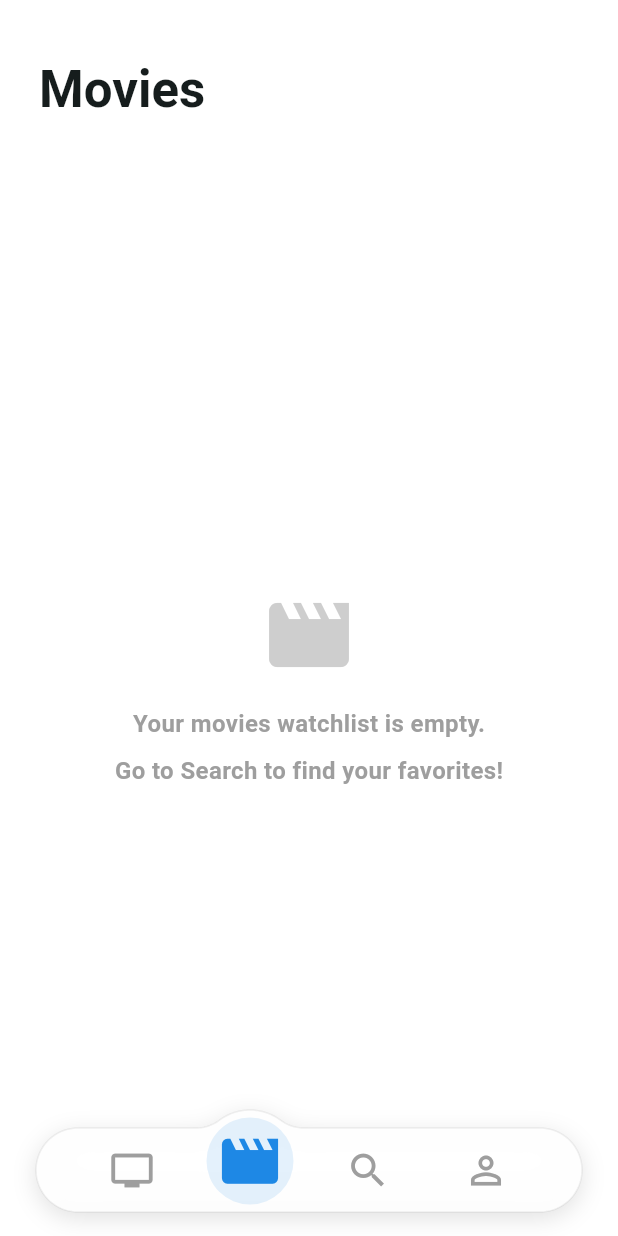
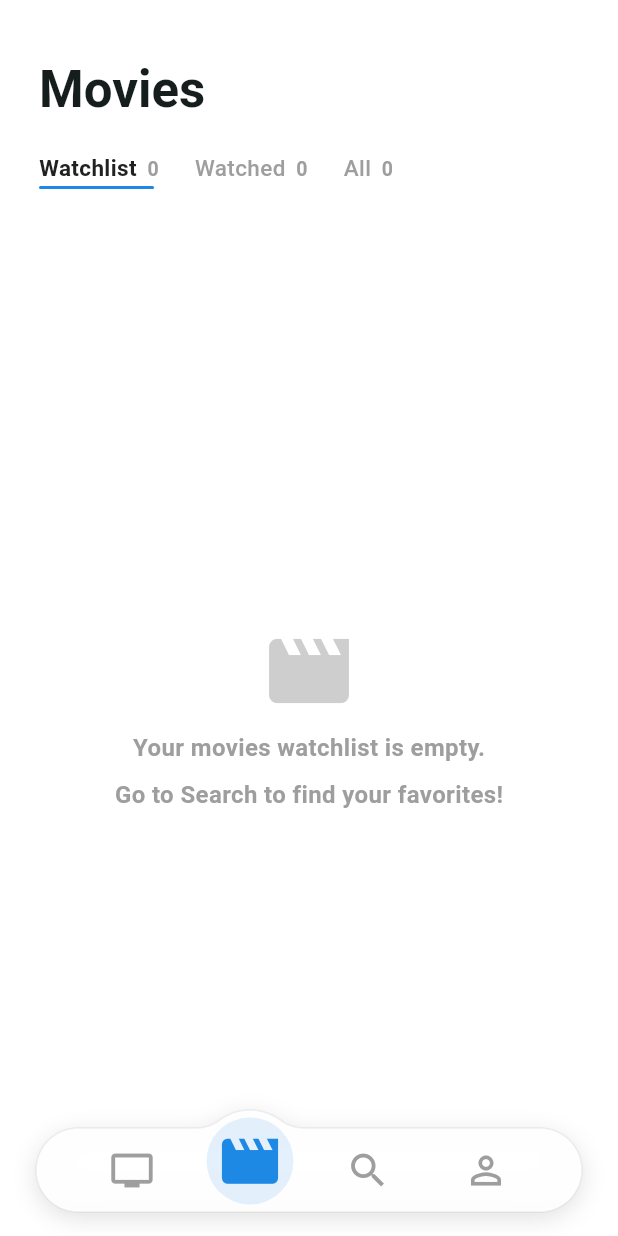
Before and after one commit to tamseg/watchlistgo, a Flutter app: the screen it shows after launch, swiped to page 2, on a phone screen of 412 x 824 dp. Run offline on Flutter 3.47's test engine with Material 3 defaults, Android fonts, the phone set to English and light mode, and no system bars; our stand-ins replace cached_network_image, cloud_firestore, connectivity_plus, firebase_auth, firebase_core, firebase_messaging and 8 more; missing offline and left inert: mcp_toolkit, shared_preferences_android; accounts and stored records are empty.

Commit message:
Feat: Add Watchlist / Watched / All views for movies

```diff
--- a/lib/screens/home_page.dart
+++ b/lib/screens/home_page.dart
@@ -1,5 +1,6 @@
 import 'dart:async';
 import 'package:material_ui/material_ui.dart';
+import '../models/tracked_title.dart';
 import '../services/watchlist_repository.dart';
 import '../widgets/floating_nav_bar.dart';
 import '../widgets/movie_card.dart';
@@ -37,25 +38,50 @@ class _HomePageState extends State<HomePage> {
       GlobalKey<SearchPageState>();
 
   List<int> followedSeriesIds = [];
-  List<int> followedMoviesIds = [];
-  late final StreamSubscription<Iterable<int>> _seriesSub;
-  late final StreamSubscription<Iterable<int>> _moviesSub;
+  List<MovieRecord> followedMovies = [];
+  late final StreamSubscription<List<int>> _seriesSub;
+  late final StreamSubscription<List<MovieRecord>> _moviesSub;
+
+  static final _movieViews = [
+    WatchlistView<MovieRecord>(
+      label: 'Watchlist',
+      includes: (m) => m.status == MovieStatus.watchlist,
+      emptyMessage: 'Nothing left to watch.',
+    ),
+    WatchlistView<MovieRecord>(
+      label: 'Watched',
+      includes: (m) => m.status == MovieStatus.watched,
+      emptyMessage: 'No watched movies yet.',
+    ),
+    WatchlistView<MovieRecord>(
+      label: 'All',
+      includes: (_) => true,
+      emptyMessage: 'No movies yet.',
+    ),
+  ];
 
   @override
   void initState() {
     super.initState();
     _pageController = PageController();
 
-    followedSeriesIds = widget.repository.currentSeriesIds.toList();
-    followedMoviesIds = widget.repository.currentMoviesIds.toList();
+    followedSeriesIds = widget.repository.currentSeriesIds;
+    followedMovies = widget.repository.currentMovies;
 
     _seriesSub = widget.repository.seriesStream.listen((ids) {
-      if (mounted) setState(() => followedSeriesIds = ids.toList());
+      if (mounted) setState(() => followedSeriesIds = ids);
     });
-    _moviesSub = widget.repository.moviesStream.listen((ids) {
-      if (mounted) setState(() => followedMoviesIds = ids.toList());
+    _moviesSub = widget.repository.moviesStream.listen((movies) {
+      if (mounted) setState(() => followedMovies = movies);
     });
   }
+
+  void _toggleWatched(MovieRecord movie) => widget.repository.setMovieStatus(
+    movie.tmdbId,
+    movie.status == MovieStatus.watched
+        ? MovieStatus.watchlist
+        : MovieStatus.watched,
+  );
 
   void _addSeries(int id, String? title) =>
       widget.repository.addSeries(id, title: title);
@@ -117,9 +143,9 @@ class _HomePageState extends State<HomePage> {
         onPageChanged: _onPageChanged,
         children: [
           _KeepAlivePage(
-            child: WatchlistPage(
+            child: WatchlistPage<int>(
               title: 'Series',
-              ids: followedSeriesIds,
+              items: followedSeriesIds,
               emptyIcon: Icons.tv,
               emptyLabel: 'series',
               itemBuilder: (id) => SeriesCard(
@@ -130,15 +156,18 @@ class _HomePageState extends State<HomePage> {
             ),
           ),
           _KeepAlivePage(
-            child: WatchlistPage(
+            child: WatchlistPage<MovieRecord>(
               title: 'Movies',
-              ids: followedMoviesIds,
+              items: followedMovies,
               emptyIcon: Icons.movie,
               emptyLabel: 'movies',
-              itemBuilder: (id) => MovieCard(
-                key: ValueKey('movie_$id'),
-                movieId: id,
-                onRemove: () => _removeMovie(id),
+              views: _movieViews,
+              itemBuilder: (movie) => MovieCard(
+                key: ValueKey('movie_${movie.tmdbId}'),
+                movieId: movie.tmdbId,
+                watched: movie.status == MovieStatus.watched,
+                onToggleWatched: () => _toggleWatched(movie),
+                onRemove: () => _removeMovie(movie.tmdbId),
               ),
             ),
           ),
@@ -146,7 +175,7 @@ class _HomePageState extends State<HomePage> {
             child: SearchPage(
               key: _searchPageKey,
               followedSeriesIds: followedSeriesIds,
-              followedMoviesIds: followedMoviesIds,
+              followedMoviesIds: [for (final m in followedMovies) m.tmdbId],
               onAddSeries: _addSeries,
               onAddMovie: _addMovie,
             ),
--- a/lib/screens/watchlist_page.dart
+++ b/lib/screens/watchlist_page.dart
@@ -1,48 +1,74 @@
 import 'package:material_ui/material_ui.dart';
 import '../theme/app_theme.dart';
+import '../widgets/view_selector.dart';
 
 const double _expandedHeaderHeight = 92.0;
 const double _collapsedBarHeight = 44.0;
 const double _expandedTitleSize = 34.0;
 const double _collapsedTitleSize = 18.0;
 const double _titleBottomPadding = 11.0;
+const double _contentInset = 26.0;
 
-class WatchlistPage extends StatelessWidget {
+class WatchlistView<T> {
+  final String label;
+  final bool Function(T item) includes;
+  final String emptyMessage;
+
+  const WatchlistView({
+    required this.label,
+    required this.includes,
+    required this.emptyMessage,
+  });
+}
+
+class WatchlistPage<T> extends StatefulWidget {
   final String title;
-  final List<int> ids;
+  final List<T> items;
   final IconData emptyIcon;
   final String emptyLabel;
-  final Widget Function(int id) itemBuilder;
+  final Widget Function(T item) itemBuilder;
+  final List<WatchlistView<T>> views;
 
   const WatchlistPage({
     required this.title,
-    required this.ids,
+    required this.items,
     required this.emptyIcon,
     required this.emptyLabel,
     required this.itemBuilder,
+    this.views = const [],
     super.key,
   });
 
-  Widget _buildEmptyState() {
+  @override
+  State<WatchlistPage<T>> createState() => _WatchlistPageState<T>();
+}
+
+class _WatchlistPageState<T> extends State<WatchlistPage<T>> {
+  int _selectedView = 0;
+
+  WatchlistView<T>? get _view =>
+      widget.views.isEmpty ? null : widget.views[_selectedView];
+
+  Widget _buildEmptyState(List<String> lines) {
     return Center(
       child: Column(
         mainAxisAlignment: MainAxisAlignment.center,
         children: [
           Icon(
-            emptyIcon,
+            widget.emptyIcon,
             size: 64,
             color: AppTheme.metaIconColor.withValues(alpha: 0.5),
           ),
-          const SizedBox(height: 16),
-          Text(
-            'Your $emptyLabel watchlist is empty.',
-            style: const TextStyle(color: AppTheme.metaIconColor, fontSize: 16),
-          ),
-          const SizedBox(height: 8),
-          const Text(
-            'Go to Search to find your favorites!',
-            style: TextStyle(color: AppTheme.metaIconColor, fontSize: 16),
-          ),
+          for (final line in lines) ...[
+            const SizedBox(height: 8),
+            Text(
+              line,
+              style: const TextStyle(
+                color: AppTheme.metaIconColor,
+                fontSize: 16,
+              ),
+            ),
+          ],
         ],
       ),
     );
@@ -51,6 +77,39 @@ class WatchlistPage extends StatelessWidget {
   @override
   Widget build(BuildContext context) {
     final pageColor = Theme.of(context).scaffoldBackgroundColor;
+    final view = _view;
+    final visible = view == null
+        ? widget.items
+        : widget.items.where(view.includes).toList();
+    final selectorHeight = view == null ? 0.0 : viewSelectorHeight;
+
+    final Widget content;
+    if (widget.items.isEmpty) {
+      content = SliverFillRemaining(
+        hasScrollBody: false,
+        child: _buildEmptyState([
+          'Your ${widget.emptyLabel} watchlist is empty.',
+          'Go to Search to find your favorites!',
+        ]),
+      );
+    } else if (visible.isEmpty) {
+      content = SliverFillRemaining(
+        hasScrollBody: false,
+        child: _buildEmptyState([view!.emptyMessage]),
+      );
+    } else {
+      content = SliverPadding(
+        padding: EdgeInsets.fromLTRB(
+          14.0,
+          8.0,
+          14.0,
+          MediaQuery.paddingOf(context).bottom + 16.0,
+        ),
+        sliver: SliverList.list(
+          children: visible.map(widget.itemBuilder).toList(),
+        ),
+      );
+    }
 
     return Scaffold(
       appBar: AppBar(
@@ -65,7 +124,7 @@ class WatchlistPage extends StatelessWidget {
           SliverAppBar(
             primary: false,
             pinned: true,
-            expandedHeight: _expandedHeaderHeight,
+            expandedHeight: _expandedHeaderHeight + selectorHeight,
             toolbarHeight: _collapsedBarHeight,
             automaticallyImplyLeading: false,
             backgroundColor: pageColor,
@@ -74,32 +133,38 @@ class WatchlistPage extends StatelessWidget {
             scrolledUnderElevation: 0,
             flexibleSpace: FlexibleSpaceBar(
               centerTitle: false,
-              titlePadding: const EdgeInsetsDirectional.only(
-                start: 26.0,
-                bottom: _titleBottomPadding,
+              titlePadding: EdgeInsetsDirectional.only(
+                start: _contentInset,
+                bottom: _titleBottomPadding + selectorHeight,
               ),
               expandedTitleScale: _expandedTitleSize / _collapsedTitleSize,
               title: Text(
-                title,
+                widget.title,
                 style: const TextStyle(
                   fontSize: _collapsedTitleSize,
                   fontWeight: FontWeight.w700,
                 ),
               ),
             ),
+            bottom: view == null
+                ? null
+                : PreferredSize(
+                    preferredSize: const Size.fromHeight(viewSelectorHeight),
+                    child: Padding(
+                      padding: const EdgeInsets.only(left: _contentInset),
+                      child: ViewSelector(
+                        labels: [for (final v in widget.views) v.label],
+                        counts: [
+                          for (final v in widget.views)
+                            widget.items.where(v.includes).length,
+                        ],
+                        selected: _selectedView,
+                        onSelected: (i) => setState(() => _selectedView = i),
+                      ),
+                    ),
+                  ),
           ),
-          if (ids.isEmpty)
-            SliverFillRemaining(hasScrollBody: false, child: _buildEmptyState())
-          else
-            SliverPadding(
-              padding: EdgeInsets.fromLTRB(
-                14.0,
-                8.0,
-                14.0,
-                MediaQuery.paddingOf(context).bottom + 16.0,
-              ),
-              sliver: SliverList.list(children: ids.map(itemBuilder).toList()),
-            ),
+          content,
         ],
       ),
     );
--- a/lib/services/watchlist_repository.dart
+++ b/lib/services/watchlist_repository.dart
@@ -23,7 +23,7 @@ class WatchlistRepository {
   final LibraryStore _store = LibraryStore();
 
   final _seriesController = StreamController<List<int>>.broadcast();
-  final _moviesController = StreamController<List<int>>.broadcast();
+  final _moviesController = StreamController<List<MovieRecord>>.broadcast();
   StreamSubscription<bool>? _connectivitySub;
 
   Map<int, MovieRecord> _movies = {};
@@ -49,17 +49,22 @@ class WatchlistRepository {
        _now = now ?? (() => DateTime.now().toUtc());
 
   Stream<List<int>> get seriesStream => _seriesController.stream;
-  Stream<List<int>> get moviesStream => _moviesController.stream;
+  Stream<List<MovieRecord>> get moviesStream => _moviesController.stream;
 
   List<int> get currentSeriesIds => _activeIds([
     for (final s in _series.values)
       if (!s.removed) (s.tmdbId, s.addedAt),
   ]);
 
-  List<int> get currentMoviesIds => _activeIds([
-    for (final m in _movies.values)
-      if (!m.removed) (m.tmdbId, m.addedAt),
-  ]);
+  List<MovieRecord> get currentMovies => List.unmodifiable(
+    _activeIds([
+      for (final m in _movies.values)
+        if (!m.removed) (m.tmdbId, m.addedAt),
+    ]).map((id) => _movies[id]!),
+  );
+
+  List<int> get currentMoviesIds =>
+      List.unmodifiable(currentMovies.map((m) => m.tmdbId));
 
   static List<int> _activeIds(List<(int, DateTime)> items) {
     items.sort((a, b) {
@@ -138,7 +143,7 @@ class WatchlistRepository {
   }
 
   void _emit() {
-    _moviesController.add(currentMoviesIds);
+    _moviesController.add(currentMovies);
     _seriesController.add(currentSeriesIds);
   }
 
@@ -179,6 +184,18 @@ class WatchlistRepository {
     final existing = _movies[id];
     if (existing == null || existing.removed) return;
     _movies[id] = existing.copyWith(removed: true);
+    await _changed(TitleKind.movie, id);
+  }
+
+  Future<void> setMovieStatus(int id, MovieStatus status) async {
+    final existing = _movies[id];
+    if (existing == null || existing.removed || existing.status == status) {
+      return;
+    }
+    _movies[id] = existing.copyWith(
+      status: status,
+      watchedAt: () => status == MovieStatus.watched ? _now() : null,
+    );
     await _changed(TitleKind.movie, id);
   }
 
--- /dev/null
+++ b/lib/widgets/view_selector.dart
@@ -0,0 +1,117 @@
+import 'package:material_ui/material_ui.dart';
+import '../theme/app_theme.dart';
+
+const double viewSelectorHeight = 40.0;
+
+class ViewSelector extends StatelessWidget {
+  final List<String> labels;
+  final List<int> counts;
+  final int selected;
+  final ValueChanged<int> onSelected;
+
+  const ViewSelector({
+    super.key,
+    required this.labels,
+    required this.counts,
+    required this.selected,
+    required this.onSelected,
+  });
+
+  @override
+  Widget build(BuildContext context) {
+    return SizedBox(
+      height: viewSelectorHeight,
+      child: Row(
+        children: [
+          for (var i = 0; i < labels.length; i++)
+            _ViewTab(
+              label: labels[i],
+              count: counts[i],
+              selected: i == selected,
+              onTap: () => onSelected(i),
+            ),
+        ],
+      ),
+    );
+  }
+}
+
+class _ViewTab extends StatelessWidget {
+  final String label;
+  final int count;
+  final bool selected;
+  final VoidCallback onTap;
+
+  const _ViewTab({
+    required this.label,
+    required this.count,
+    required this.selected,
+    required this.onTap,
+  });
+
+  @override
+  Widget build(BuildContext context) {
+    final color = selected ? AppTheme.darkTextColor : AppTheme.metaIconColor;
+    final text = TextSpan(
+      children: [
+        TextSpan(
+          text: label,
+          style: TextStyle(
+            fontSize: 15,
+            fontWeight: selected ? FontWeight.w700 : FontWeight.w500,
+            color: color,
+          ),
+        ),
+        TextSpan(
+          text: '  $count',
+          style: const TextStyle(fontSize: 13, color: AppTheme.metaIconColor),
+        ),
+      ],
+    );
+    final textWidth = (TextPainter(
+      text: text,
+      textDirection: Directionality.of(context),
+      textScaler: MediaQuery.textScalerOf(context),
+    )..layout()).width;
+
+    return Semantics(
+      button: true,
+      selected: selected,
+      label: '$label, $count',
+      excludeSemantics: true,
+      child: GestureDetector(
+        behavior: HitTestBehavior.opaque,
+        onTap: onTap,
+        child: Padding(
+          padding: const EdgeInsets.only(right: 24.0),
+          child: Column(
+            mainAxisAlignment: MainAxisAlignment.end,
+            crossAxisAlignment: CrossAxisAlignment.start,
+            children: [
+              Text.rich(text),
+              const SizedBox(height: 2),
+              SizedBox(
+                width: textWidth,
+                child: Align(
+                  alignment: selected
+                      ? Alignment.centerLeft
+                      : Alignment.centerRight,
+                  child: AnimatedContainer(
+                    duration: const Duration(milliseconds: 300),
+                    height: 2,
+                    width: selected ? textWidth : 0,
+                    decoration: BoxDecoration(
+                      color: AppTheme.navActiveColor,
+                      borderRadius: BorderRadius.circular(1),
+                    ),
+                  ),
+                ),
+              ),
+              const SizedBox(height: 6),
+            ],
+          ),
+        ),
+      ),
+    );
+  }
+}
```
Also changed, not shown: lib/services/tmdb_service.dart (+7 -2 lines), lib/widgets/action_menu.dart (+54 -31 lines), lib/widgets/movie_card.dart (+41 -4 lines), lib/widgets/series_card.dart (+7 -3 lines), 2 other files.
